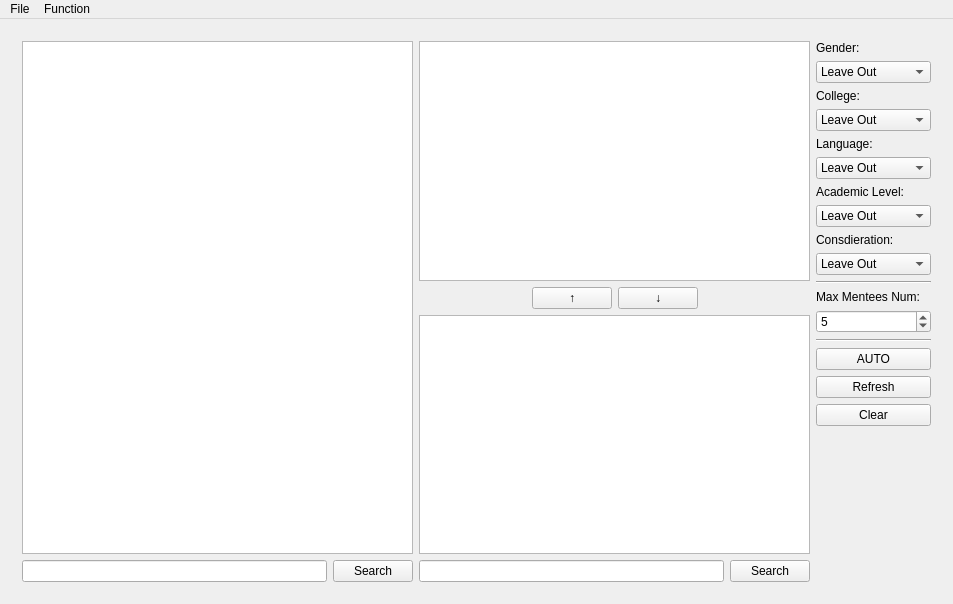
The window that Menters-and-Mentees-Matching-Program/mainwindow.ui (shuanglengyunji/Menters-and-Mentees-Matching-Program) describes before a commit, drawn with Qt 5.
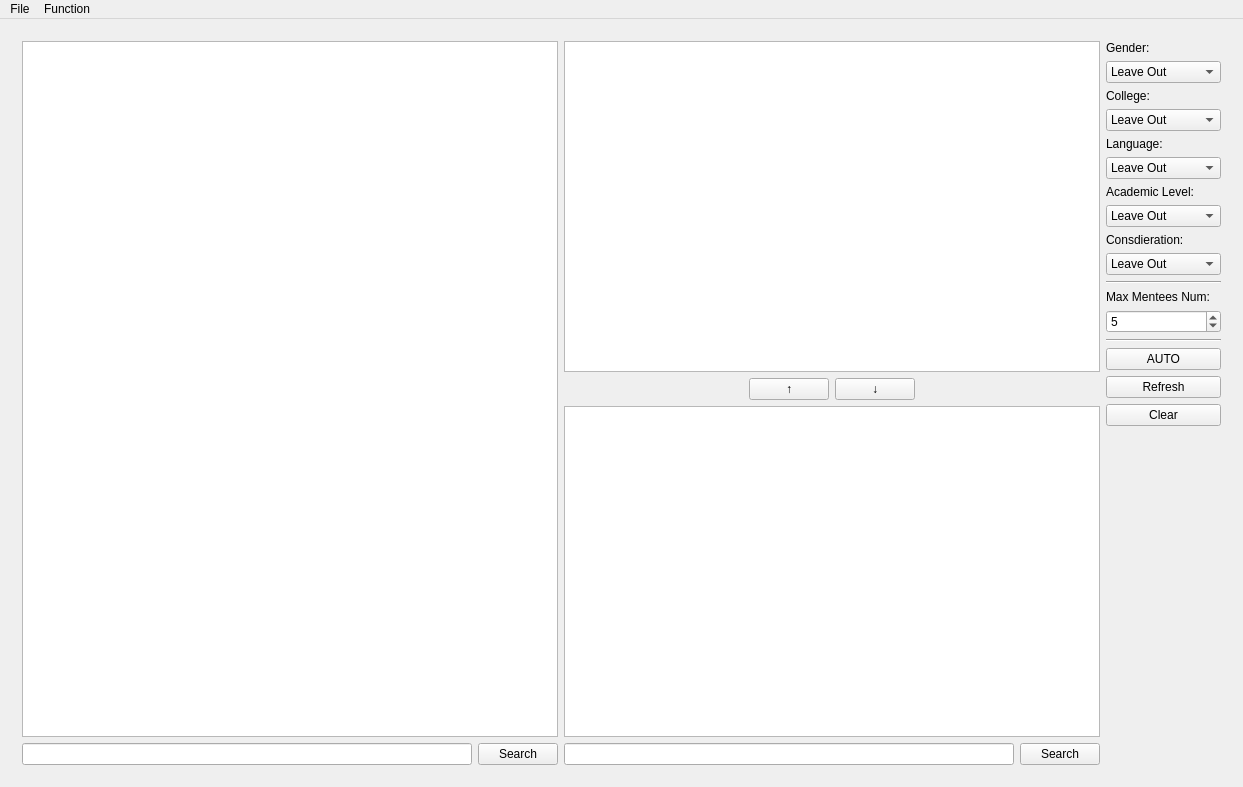
The same window after the commit. Icons and pictures are not drawn.

Commit message: 1. Enlarge default window size 2. Update Database

The edit to the form file:
```diff
--- a/Menters-and-Mentees-Matching-Program/mainwindow.ui
+++ b/Menters-and-Mentees-Matching-Program/mainwindow.ui
@@ -6,8 +6,8 @@
    <rect>
     <x>0</x>
     <y>0</y>
-    <width>953</width>
-    <height>604</height>
+    <width>1243</width>
+    <height>787</height>
    </rect>
   </property>
   <property name="minimumSize">
@@ -551,7 +551,7 @@
     <rect>
      <x>0</x>
      <y>0</y>
-     <width>953</width>
+     <width>1243</width>
      <height>21</height>
     </rect>
    </property>
```
The commit also changes 3 other files.
